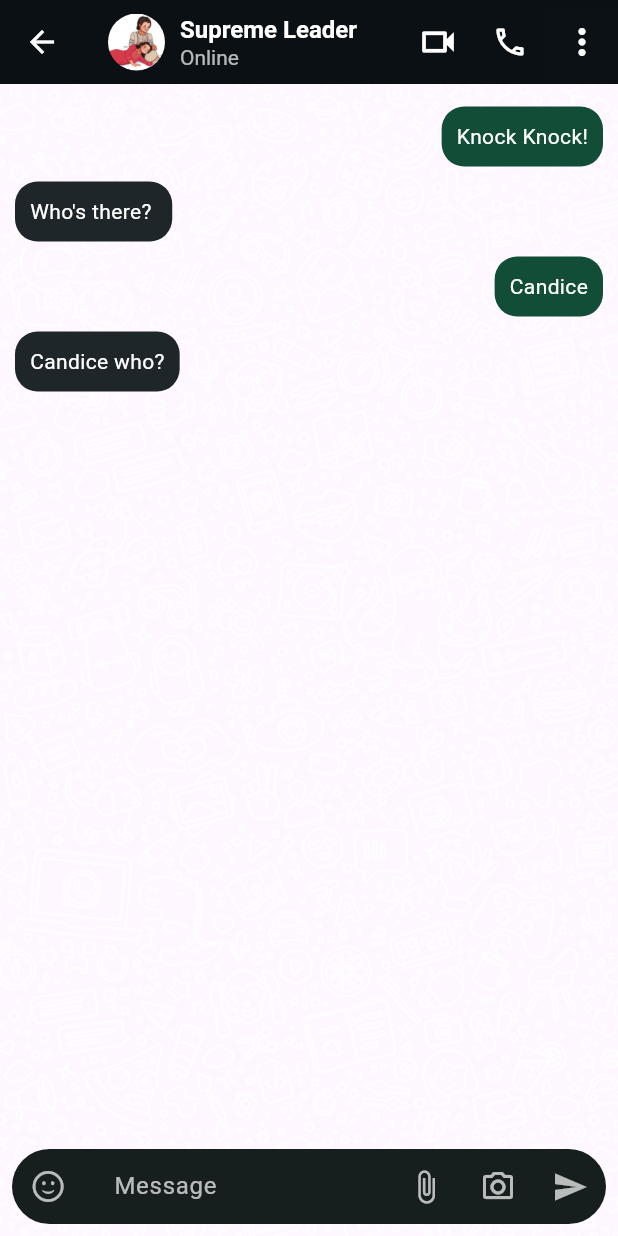
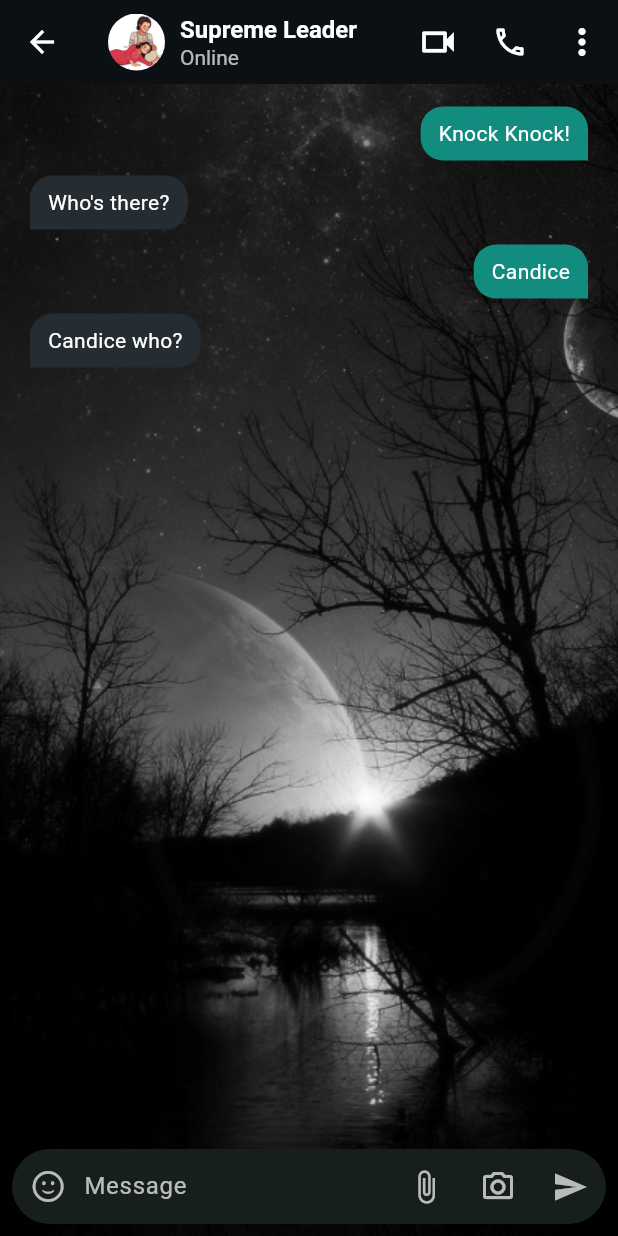
Before and after one commit to kartikkumarofficial/Whatsapp-Clone-Flutter, a Flutter app: the screen it shows after launch, after a tap on "Supreme Leader", on a phone screen of 412 x 824 dp. Run offline on Flutter 3.47's test engine with Material 3 defaults, Android fonts, the phone set to English and light mode, and no system bars; our stand-ins replace badges, cloud_firestore, firebase_auth, firebase_core, font_awesome_flutter, get and 2 more; accounts and stored records are empty.

Commit message:
fixing bugs

```diff
--- /dev/null
+++ b/lib/CustomWidgets/ChatBubble.dart
@@ -0,0 +1,33 @@
+import 'package:flutter/material.dart';
+
+class ChatBubble extends StatelessWidget {
+  final String text;
+  final bool isSender;
+
+  ChatBubble({required this.text, required this.isSender});
+
+  @override
+  Widget build(BuildContext context) {
+    return Align(
+      alignment: isSender ? Alignment.centerRight : Alignment.centerLeft,
+      child: Container(
+        margin: EdgeInsets.symmetric(vertical: 5, horizontal: 10),
+        padding: EdgeInsets.symmetric(vertical: 8, horizontal: 12),
+        constraints: BoxConstraints(maxWidth: MediaQuery.of(context).size.width * 0.75),
+        decoration: BoxDecoration(
+          color: isSender ? Color(0xFF128C7E) : Color(0xFF252D32),
+          borderRadius: BorderRadius.only(
+            topLeft: Radius.circular(15),
+            topRight: Radius.circular(15),
+            bottomLeft: isSender ? Radius.circular(15) : Radius.circular(0),
+            bottomRight: isSender ? Radius.circular(0) : Radius.circular(15),
+          ),
+        ),
+        child: Text(
+          text,
+          style: TextStyle(color: Colors.white),
+        ),
+      ),
+    );
+  }
+}
--- a/lib/pages/ChatPage/chat_firebase.dart
+++ b/lib/pages/ChatPage/chat_firebase.dart
@@ -8,4 +8,9 @@ import 'package:get/get.dart';
 class firebase {
   static FirebaseFirestore firestore = FirebaseFirestore.instance;
 
+
+  static Stream<QuerySnapshot<Map<String,dynamic>>> getAllMessages(){
+    return firestore.collection('chats').orderBy('timestamp',descending: false).snapshots();
 }
+
+}
--- a/lib/pages/ChatPage/chatspage.dart
+++ b/lib/pages/ChatPage/chatspage.dart
@@ -203,9 +203,13 @@ class _ChatPageState extends State<ChatPage> {
                               ),
                               height: srcheight*0.055,
                               width: srcwidth*1,
+
                               child: TextField(
+                                style: TextStyle(color: Colors.white),
+
                                 textAlignVertical: TextAlignVertical.bottom,
                                 decoration: InputDecoration(
+
                                   filled: true,
                                   prefixIcon: Padding(
                                     padding: const EdgeInsets.only(left: 8.0,top: 4,bottom: 4),
@@ -234,6 +238,9 @@ class _ChatPageState extends State<ChatPage> {
                             ),
 
                           ),
+
+
+
                           SizedBox(height: srcwidth*0.02),
                           SingleChildScrollView(
                             child: Padding(
--- a/lib/pages/ChatPage/chattextpage.dart
+++ b/lib/pages/ChatPage/chattextpage.dart
@@ -2,7 +2,8 @@ import 'package:flutter/cupertino.dart';
 import 'package:flutter/material.dart';
 import 'package:get/get.dart';
 import 'package:image_picker/image_picker.dart';
-import 'chatspage.dart';
+
+import '../../CustomWidgets/ChatBubble.dart';
 
 class ChatDetailsPage extends StatefulWidget {
   @override
@@ -10,10 +11,19 @@ class ChatDetailsPage extends StatefulWidget {
 }
 
 class _ChatDetailsPageState extends State<ChatDetailsPage> {
+  final TextEditingController messageController = TextEditingController();
+  final ScrollController scrollController = ScrollController();
+
+  List<String> conversation = [
+    'Knock Knock!',
+    'Who\'s there?',
+    'Candice',
+    'Candice who?',
+  ];
+
   Future chooseFromGallery() async {
     final ImagePicker imageSelector = ImagePicker();
-    final XFile? selectedImage =
-    await imageSelector.pickImage(source: ImageSource.gallery);
+    final XFile? selectedImage = await imageSelector.pickImage(source: ImageSource.gallery);
     if (selectedImage != null) {
       setState(() {});
     }
@@ -21,59 +31,46 @@ class _ChatDetailsPageState extends State<ChatDetailsPage> {
 
   Future<void> captureFromCamera() async {
     final ImagePicker imageSelector = ImagePicker();
-    final XFile? capturedImage =
-    await imageSelector.pickImage(source: ImageSource.camera);
-
+    final XFile? capturedImage = await imageSelector.pickImage(source: ImageSource.camera);
     if (capturedImage != null) {
       setState(() {});
     }
   }
 
-  final TextEditingController messageController = TextEditingController();
-  List<String> conversation = [
-    'Knock Knock!',
-    '''Who's there? ''',
-    'Candice',
-    'Candice who?',
-  ];
-
-  final List optionsList = [
-    'View profile',
-    'Search conversation',
-    'Add to contacts',
-    'Media, links, and docs',
-    'Silence alerts',
-    'Additional options'
-  ];
-
   void addNewMessage() {
+    if (messageController.text.isNotEmpty) {
       setState(() {
         conversation.add(messageController.text);
         messageController.clear();
       });
+      // Scroll to the latest message
+      Future.delayed(Duration(milliseconds: 300), () {
+        scrollController.jumpTo(scrollController.position.maxScrollExtent);
+      });
+    } else {
+      Get.snackbar(
+        "Error",
+        "Message cannot be empty!",
+        snackPosition: SnackPosition.TOP,
+        duration: Duration(seconds: 2),
+        boxShadows: [BoxShadow(color: Color(0xC7CC5858), blurRadius: 14)],
+        colorText: Colors.white,
+      );
+    }
   }
 
   @override
   Widget build(BuildContext context) {
-    var screenHeight = MediaQuery.of(context).size.height;
-    var screenWidth = MediaQuery.of(context).size.width;
-    var deviceSize = MediaQuery.of(context).size;
-    final Map<String, dynamic> args =
-    Get.arguments as Map<String, dynamic>;
+    final Map<String, dynamic> args = Get.arguments as Map<String, dynamic>;
     final String chatName = args['name'];
     final Image chatAvatar = args['image'];
 
-
     return Scaffold(
+      // resizeToAvoidBottomInset: false,
       appBar: AppBar(
         leading: IconButton(
-          onPressed: () {
-            Get.back();
-          },
-          icon: Icon(
-            Icons.arrow_back,
-            color: Colors.white,
-          ),
+          onPressed: () => Get.back(),
+          icon: Icon(Icons.arrow_back, color: Colors.white),
         ),
         title: Row(
           children: [
@@ -90,19 +87,12 @@ class _ChatDetailsPageState extends State<ChatDetailsPage> {
                 children: [
                   Text(
                     chatName,
-                    style: TextStyle(
-                      color: Colors.white,
-                      fontSize: 16,
-                      fontWeight: FontWeight.bold,
-                    ),
+                    style: TextStyle(color: Colors.white, fontSize: 16, fontWeight: FontWeight.bold),
                     overflow: TextOverflow.ellipsis,
                   ),
                   Text(
                     'Online',
-                    style: TextStyle(
-                      color: Colors.white70,
-                      fontSize: 14,
-                    ),
+                    style: TextStyle(color: Colors.white70, fontSize: 14),
                     overflow: TextOverflow.ellipsis,
                   ),
                 ],
@@ -113,65 +103,53 @@ class _ChatDetailsPageState extends State<ChatDetailsPage> {
         backgroundColor: Color(0xff0B1014),
         actions: [
           IconButton(
-            onPressed: () {
-              captureFromCamera();
-            },
-            icon: const Icon(Icons.videocam_outlined, size: 28),
-            color: Colors.white,
+            onPressed: captureFromCamera,
+            icon: const Icon(Icons.videocam_outlined, size: 28, color: Colors.white),
           ),
           IconButton(
             onPressed: () {},
-            icon: const Icon(Icons.phone_outlined),
-            color: Colors.white,
+            icon: const Icon(Icons.phone_outlined, color: Colors.white),
           ),
-          Container(
-            color: Color.fromARGB(255, 11, 17, 21),
-            child: PopupMenuButton<String>(
-              icon: Icon(
-                Icons.more_vert,
-                color: Colors.white,
-                size: 28,
-              ),
-              itemBuilder: (context) => optionsList
-                  .map((item) => PopupMenuItem<String>(
+          PopupMenuButton<String>(
+            icon: Icon(Icons.more_vert, color: Colors.white, size: 28),
+            itemBuilder: (context) => [
+              'View profile',
+              'Search conversation',
+              'Add to contacts',
+              'Media, links, and docs',
+              'Silence alerts',
+              'Additional options'
+            ].map((item) {
+              return PopupMenuItem<String>(
                 value: item,
-                padding: EdgeInsets.zero,
-                child: Container(
-                  padding: EdgeInsets.zero,
-                  child: ListTile(
-                      title: Padding(
-                        padding: EdgeInsets.only(left: screenWidth * 0.03),
-                        child: Text(
-                          item,
-                          style: TextStyle(color: Colors.white),
-                        ),
-                      )),
-                ),
-              ))
-                  .toList(),
-            ),
+                child: ListTile(title: Text(item, style: TextStyle(color: Colors.white))),
+              );
+            }).toList(),
           ),
         ],
       ),
-      body: Container(
-        decoration: BoxDecoration(
-          image: DecorationImage(
-            //todo check the image
-            image:AssetImage('assets/images/wallpaper/darkwallpaper.png'),
+      body: Stack(
+        children: [
+          Positioned.fill(
+            child: Image.asset(
+              'assets/images/wallpaper/darkwallpaperr.jpg',
               fit: BoxFit.cover,
             ),
           ),
-        child: Column(
+          Column(
             children: [
               Expanded(
                 child: Padding(
                   padding: const EdgeInsets.all(10),
                   child: ListView.builder(
+                    controller: scrollController,
+                    reverse: false,
                     itemCount: conversation.length,
                     itemBuilder: (context, index) {
                       return ChatBubble(
                         text: conversation[index],
-                        isSender: index % 2 == 0);
+                        isSender: index % 2 == 0,
+                      );
                     },
                   ),
                 ),
@@ -180,24 +158,22 @@ class _ChatDetailsPageState extends State<ChatDetailsPage> {
                 padding: const EdgeInsets.all(8.0),
                 child: Container(
                   height: 50,
-                width: MediaQuery.of(context).size.width,
+                  width: double.infinity,
                   decoration: BoxDecoration(
                     borderRadius: BorderRadius.circular(30),
                     color: Color(0xff171e1e),
                   ),
                   child: Row(
                     children: [
-                    IconButton(onPressed: (){}, icon: Icon(CupertinoIcons.smiley , color: Colors.white70,)),
-
-                    SizedBox(width: 10),
-
-                    SizedBox(width: 10),
+                      IconButton(
+                        onPressed: () {},
+                        icon: Icon(CupertinoIcons.smiley, color: Colors.white70),
+                      ),
                       Expanded(
                         child: TextField(
-                        style: TextStyle(color: Colors.white70),
                           controller: messageController,
+                          style: TextStyle(color: Colors.white),
                           decoration: InputDecoration(
-                          focusedBorder: InputBorder.none,
                             border: InputBorder.none,
                             hintText: 'Message',
                             hintStyle: TextStyle(color: Colors.white70),
@@ -205,44 +181,16 @@ class _ChatDetailsPageState extends State<ChatDetailsPage> {
                         ),
                       ),
                       IconButton(
-                        onPressed: () {
-                          chooseFromGallery();
-                        },
-                        icon: Icon(
-                          Icons.attach_file,
-                          color: Colors.white70,
-                        )),
-                    IconButton(
-                      onPressed: () {
-                        captureFromCamera();
-                      },
-                      icon: Icon(
-                        Icons.camera_alt_outlined,
-                        color: Colors.white70,
-                      ),
+                        onPressed: chooseFromGallery,
+                        icon: Icon(Icons.attach_file, color: Colors.white70),
                       ),
                       IconButton(
-                      onPressed: () {
-                        if (messageController.text.isEmpty) {
-                          Get.snackbar(
-                            "Error",
-                            "Message cannot be empty!",
-                            snackPosition: SnackPosition.TOP,
-                            duration: Duration(seconds: 2),
-                            boxShadows: [
-                              BoxShadow(
-                                  color: Color(0xC7CC5858), blurRadius: 14)
-                            ],
-                            colorText: Colors.white,
-                          );
-                        } else {
-                          addNewMessage();
-                        }
-                      },
-                      icon: Icon(
-                        Icons.send,
-                        color: Colors.white70,
+                        onPressed: captureFromCamera,
+                        icon: Icon(Icons.camera_alt_outlined, color: Colors.white70),
                       ),
+                      IconButton(
+                        onPressed: addNewMessage,
+                        icon: Icon(Icons.send, color: Colors.white70),
                       ),
                     ],
                   ),
@@ -250,35 +198,8 @@ class _ChatDetailsPageState extends State<ChatDetailsPage> {
               ),
             ],
           ),
+        ],
       ),
     );
   }
 }
-
-class ChatBubble extends StatelessWidget {
-  final String text;
-  final bool isSender;
-
-  ChatBubble({required this.text, required this.isSender});
-
-  @override
-  Widget build(BuildContext context) {
-    return Align(
-      alignment: isSender ? Alignment.centerRight : Alignment.centerLeft,
-      child: Container(
-        margin: EdgeInsets.symmetric(vertical: 5),
-        padding: EdgeInsets.all(10),
-        decoration: BoxDecoration(
-          color: isSender ? Color.fromRGBO(18,77,55,1.0) : Color.fromRGBO(30,38,42,1.0),
-          borderRadius: BorderRadius.circular(15),
-        ),
-        child: Text(
-          text,
-          style: TextStyle(
-            color: isSender ? Colors.white : Colors.white,
-          ),
-        ),
-      ),
-    );
-  }
-}
--- a/pubspec.yaml
+++ b/pubspec.yaml
@@ -53,6 +53,7 @@ dependencies:
   url_launcher: ^6.3.1
   supabase_flutter: ^2.8.3
   flutter_launcher_icons: ^0.14.3
+  emoji_picker_flutter: ^4.3.0
 
 
 dev_dependencies:
```
Also changed, not shown: pubspec.lock, 5 other files. Lines whose indentation alone changed are shown as unchanged.
